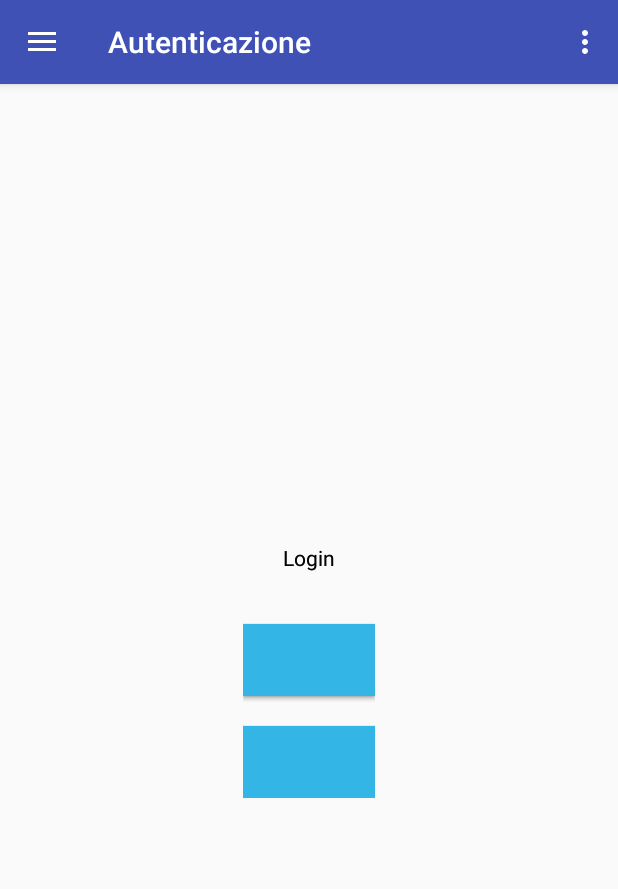
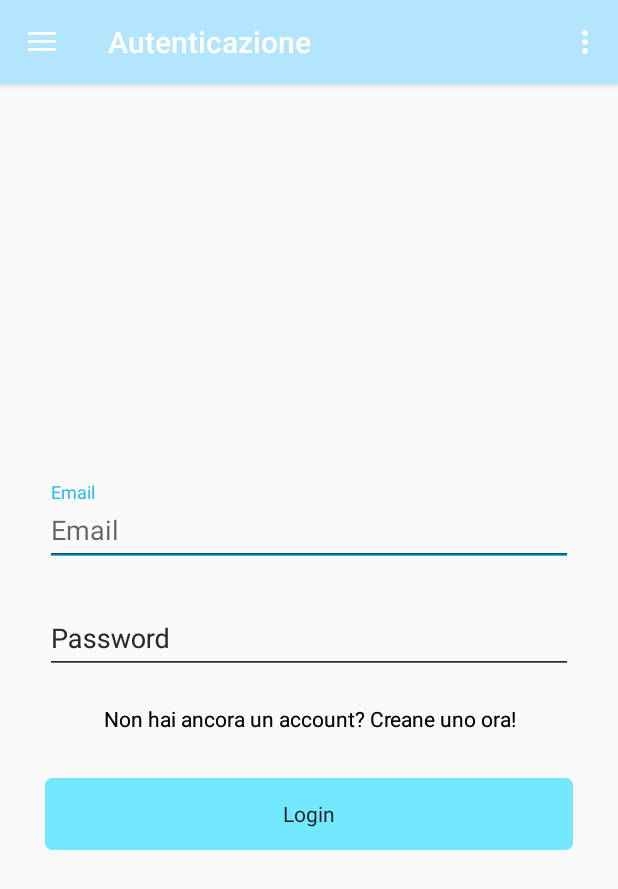
Before and after one commit to lukluca/Android_CloudFirestone, an Android app: the screen it shows after launch (MainActivity), in the side drawer, after a tap on "Gallery", on a phone screen of 412 x 824 dp. Shown: the top 889 px of the screen. Run offline under Robolectric (Android 15) with nearby library versions, the phone set to English and light mode, and no system bars; our stand-ins replace Firebase (no records; nobody signed in at launch, a user with empty details on screens opened directly).

Commit message:
Added Layout for login page and navigation management

```diff
--- /dev/null
+++ b/app/src/main/java/cloudfirestone/infrastructure/navigation/DestinationFragment.kt
@@ -0,0 +1,6 @@
+package cloudfirestone.infrastructure.navigation
+
+enum class DestinationFragment {
+    AUTHENTICATION,
+    NEW_ACCOUNT
+}
--- /dev/null
+++ b/app/src/main/java/cloudfirestone/infrastructure/navigation/listener/NavigationListener.kt
@@ -0,0 +1,15 @@
+package cloudfirestone.infrastructure.navigation.listener
+
+import cloudfirestone.infrastructure.navigation.DestinationFragment
+
+interface NavigationListener {
+
+    fun navigateTo(destinationFragment: DestinationFragment)
+
+}
+
+interface OnNavigateButtonClickListener {
+
+    fun onNavigateClick(destinationFragment: DestinationFragment)
+
+}
--- a/app/src/main/java/cloudfirestone/infrastructure/network/authentication/login/LoginAPI.kt
+++ b/app/src/main/java/cloudfirestone/infrastructure/network/authentication/login/LoginAPI.kt
@@ -1,7 +1,10 @@
 package cloudfirestone.infrastructure.network.authentication.login
 
 import cloudfirestone.infrastructure.dataclass.UserInterface
+import cloudfirestone.infrastructure.network.listener.NetworkListener
 
 interface LoginAPI {
-    fun login(email: String, password: String, success: (user: UserInterface) -> Unit, error: (r: LoginError) -> Unit)
+    fun login(email: String, password: String, listener: LoginListener)
 }
+
+typealias LoginListener = NetworkListener<UserInterface, LoginError>
--- a/app/src/main/java/cloudfirestone/sections/MainActivity.kt
+++ b/app/src/main/java/cloudfirestone/sections/MainActivity.kt
@@ -11,10 +11,13 @@ import android.view.MenuItem
 import cloudfirestone.sections.authentication.AuthenticationFragment
 import com.tagliabue.cloudfirestone.R
 import cloudfirestone.infrastructure.firebase.network.FireBaseAPIManager
+import cloudfirestone.infrastructure.navigation.DestinationFragment
+import cloudfirestone.infrastructure.navigation.listener.NavigationListener
+import cloudfirestone.sections.authentication.NewAccountFragment
 import kotlinx.android.synthetic.main.activity_main.*
 import kotlinx.android.synthetic.main.app_bar_main.*
 
-class MainActivity: AppCompatActivity(), NavigationView.OnNavigationItemSelectedListener {
+class MainActivity : AppCompatActivity(), NavigationView.OnNavigationItemSelectedListener, NavigationListener {
 
     private val apiManager = FireBaseAPIManager()
 
@@ -71,43 +74,60 @@ class MainActivity: AppCompatActivity(), NavigationView.OnNavigationItemSelected
     override fun onNavigationItemSelected(item: MenuItem): Boolean {
         // Handle navigation view item clicks here.
 
+        when (item.itemId) {
+            R.id.authentication -> {
+                navigateTo(DestinationFragment.AUTHENTICATION)
+            }
+            R.id.nav_gallery -> {
+                navigateTo(DestinationFragment.AUTHENTICATION)
+
+            }
+            R.id.nav_slideshow -> {
+                navigateTo(DestinationFragment.AUTHENTICATION)
+
+            }
+            R.id.nav_manage -> {
+                navigateTo(DestinationFragment.AUTHENTICATION)
+            }
+            R.id.nav_share -> {
+                navigateTo(DestinationFragment.AUTHENTICATION)
+            }
+            R.id.nav_send -> {
+                navigateTo(DestinationFragment.AUTHENTICATION)
+            }
+            else -> {
+                navigateTo(DestinationFragment.AUTHENTICATION)
+            }
+        }
+
+        drawer_layout.closeDrawer(GravityCompat.START)
+        return true
+    }
+
+    override fun navigateTo(destinationFragment: DestinationFragment) {
+
         val fragmentManager = supportFragmentManager
         val fragmentTransaction = fragmentManager.beginTransaction()
 
-        val fragment: Fragment = when (item.itemId) {
-            R.id.authentication -> {
+        val fragment: Fragment = when (destinationFragment) {
+
+            DestinationFragment.AUTHENTICATION -> {
                 val authenticationFragment = AuthenticationFragment()
-
                 authenticationFragment.authenticationAPI = this.apiManager
+                authenticationFragment.navigationListener = this
 
                 authenticationFragment
             }
-            R.id.nav_gallery -> {
-                AuthenticationFragment()
 
+            DestinationFragment.NEW_ACCOUNT -> {
+                val newAccountFragment = NewAccountFragment()
+
+                newAccountFragment
             }
-            R.id.nav_slideshow -> {
-                AuthenticationFragment()
 
-            }
-            R.id.nav_manage -> {
-                AuthenticationFragment()
-            }
-            R.id.nav_share -> {
-                AuthenticationFragment()
-            }
-            R.id.nav_send -> {
-                AuthenticationFragment()
-            }
-            else -> {
-                AuthenticationFragment()
-            }
         }
 
         fragmentTransaction.add(R.id.main_fragment_container, fragment)
         fragmentTransaction.commit()
-
-        drawer_layout.closeDrawer(GravityCompat.START)
-        return true
     }
 }
--- a/app/src/main/java/cloudfirestone/sections/authentication/AuthenticationFragment.kt
+++ b/app/src/main/java/cloudfirestone/sections/authentication/AuthenticationFragment.kt
@@ -3,15 +3,19 @@ package cloudfirestone.sections.authentication
 import android.os.Bundle
 import android.support.v4.app.Fragment
 import android.view.*
+import cloudfirestone.infrastructure.navigation.DestinationFragment
+import cloudfirestone.infrastructure.navigation.listener.NavigationListener
+import cloudfirestone.infrastructure.navigation.listener.OnNavigateButtonClickListener
 import cloudfirestone.infrastructure.network.authentication.AuthenticationAPI
 import cloudfirestone.sections.MainActivity
 import com.tagliabue.cloudfirestone.R
 import kotlinx.android.synthetic.main.authentication_fragment.*
 
 
-class AuthenticationFragment: Fragment() {
+class AuthenticationFragment: Fragment(), OnNavigateButtonClickListener {
 
     var authenticationAPI: AuthenticationAPI? = null
+    var navigationListener: NavigationListener? = null
 
     override fun onCreateView(
             inflater: LayoutInflater,
@@ -30,6 +34,7 @@ class AuthenticationFragment: Fragment() {
         super.onActivityCreated(savedInstanceState)
 
         login_button.loginAPI = authenticationAPI
+        create_new_account_button.navigationListener = this
     }
 
     override fun onDestroyView() {
@@ -37,4 +42,8 @@ class AuthenticationFragment: Fragment() {
 
         login_button.loginAPI = null
     }
+
+    override fun onNavigateClick(destinationFragment: DestinationFragment) {
+        this.navigationListener?.navigateTo(destinationFragment)
+    }
 }
--- /dev/null
+++ b/app/src/main/java/cloudfirestone/sections/authentication/NewAccountFragment.kt
@@ -0,0 +1,6 @@
+package cloudfirestone.sections.authentication
+
+import android.support.v4.app.Fragment
+
+class NewAccountFragment: Fragment() {
+}
--- /dev/null
+++ b/app/src/main/java/cloudfirestone/sections/authentication/buttons/NavigateToNewAccountButton.kt
@@ -0,0 +1,31 @@
+package cloudfirestone.sections.authentication.buttons
+
+import android.content.Context
+import android.support.v7.widget.AppCompatButton
+import android.util.AttributeSet
+import android.view.View
+import cloudfirestone.infrastructure.navigation.DestinationFragment
+import cloudfirestone.infrastructure.navigation.listener.OnNavigateButtonClickListener
+import com.tagliabue.cloudfirestone.R
+
+class NavigateToNewAccountButton: AppCompatButton, View.OnClickListener {
+
+    var navigationListener: OnNavigateButtonClickListener? = null
+
+    override fun onClick(v: View?) {
+
+        this.navigationListener?.onNavigateClick(DestinationFragment.NEW_ACCOUNT)
+
+    }
+
+    constructor(context: Context) : this(context, null)
+    constructor(context: Context, attrs: AttributeSet?) : this(context, attrs, 0)
+    constructor(context: Context, attrs: AttributeSet?, defStyleAttr: Int) : super(context, attrs, defStyleAttr) {
+        init()
+    }
+
+    private fun init() {
+        this.text = context.resources.getString(R.string.new_account_need)
+        this.setOnClickListener(this)
+    }
+}
--- /dev/null
+++ b/app/src/main/res/drawable/accent_light_round_corner_button.xml
@@ -0,0 +1,7 @@
+<?xml version="1.0" encoding="utf-8"?>
+<shape xmlns:android="http://schemas.android.com/apk/res/android" android:shape="rectangle">
+
+    <solid android:color="@color/accentLight"/>
+    <corners android:radius="5dp"/>
+
+</shape>
--- a/app/src/main/res/layout/authentication_fragment.xml
+++ b/app/src/main/res/layout/authentication_fragment.xml
@@ -1,37 +1,62 @@
 <?xml version="1.0" encoding="utf-8"?>
 <android.support.v7.widget.LinearLayoutCompat
+    xmlns:android="http://schemas.android.com/apk/res/android"
     xmlns:app="http://schemas.android.com/apk/res-auto"
-    xmlns:android="http://schemas.android.com/apk/res/android"
-    android:layout_width="wrap_content"
+    xmlns:tools="http://schemas.android.com/tools"
+    android:layout_width="match_parent"
     android:layout_height="wrap_content"
-    xmlns:tools="http://schemas.android.com/tools"
+    android:layout_gravity="center"
     android:orientation="vertical"
-    android:layout_gravity="center"
-    android:gravity="center"
+    android:paddingStart="30dp"
+    android:paddingEnd="30dp"
     tools:background="@android:color/holo_red_dark">
+
+    <!--  Email Label -->
+    <android.support.design.widget.TextInputLayout
+        android:layout_width="match_parent"
+        android:layout_height="wrap_content"
+        android:layout_marginTop="8dp"
+        android:layout_marginBottom="8dp">
+        <EditText android:id="@+id/input_email"
+            android:layout_width="match_parent"
+            android:layout_height="wrap_content"
+            android:hint="@string/email"
+            android:inputType="textEmailAddress"
+            android:autofillHints="emailAddress"
+            tools:targetApi="o"/>
+    </android.support.design.widget.TextInputLayout>
+
+    <!--  Password Label -->
+    <android.support.design.widget.TextInputLayout
+        android:layout_width="match_parent"
+        android:layout_height="wrap_content"
+        android:layout_marginTop="8dp"
+        android:layout_marginBottom="20dp">
+        <EditText android:id="@+id/input_password"
+            android:layout_width="match_parent"
+            android:layout_height="wrap_content"
+            android:hint="@string/password"
+            android:inputType="textPassword"
+            android:autofillHints="password"
+            tools:targetApi="o" />
+    </android.support.design.widget.TextInputLayout>
+
+    <cloudfirestone.sections.authentication.buttons.NavigateToNewAccountButton
+        android:id="@+id/create_new_account_button"
+        android:layout_width="fill_parent"
+        android:layout_height="wrap_content"
+        android:layout_marginBottom="30dp"
+        android:gravity="center" />
 
     <cloudfirestone.sections.authentication.buttons.LoginButton
         android:id="@+id/login_button"
+        android:layout_width="match_parent"
+        android:layout_height="48dp"
+        android:foreground="?attr/selectableItemBackground"
+        android:background="@drawable/accent_light_round_corner_button"
         android:gravity="center"
-        android:layout_width="wrap_content"
-        android:layout_height="48dp"
-        android:layout_marginBottom="20dp"
-        android:background="?android:attr/selectableItemBackground"
         android:paddingStart="10dp"
         android:paddingEnd="10dp"
         app:elevation="10dp"/>
 
-    <android.support.v7.widget.AppCompatButton
-        android:layout_width="wrap_content"
-        android:layout_height="48dp"
-        tools:text="Fake"
-        android:layout_marginBottom="20dp"
-        android:background="@android:color/holo_blue_light"/>
-
-    <android.support.v7.widget.AppCompatButton
-        android:layout_width="wrap_content"
-        android:layout_height="48dp"
-        tools:text="Fake"
-        android:background="@android:color/holo_blue_light"/>
-
 </android.support.v7.widget.LinearLayoutCompat>
--- a/app/src/main/res/values/colors.xml
+++ b/app/src/main/res/values/colors.xml
@@ -1,6 +1,12 @@
 <?xml version="1.0" encoding="utf-8"?>
 <resources>
-    <color name="colorPrimary">#3F51B5</color>
-    <color name="colorPrimaryDark">#303F9F</color>
-    <color name="colorAccent">#FF4081</color>
+    <color name="primary">#b3e5fc</color>
+    <color name="primaryLight">#e6ffff</color>
+    <color name="primaryDark">#82b3c9</color>
+    <color name="accent">#29b6f6</color>
+    <color name="accentLight">#73e8ff</color>
+    <color name="accentDark">#0086c3</color>
 </resources>
+
+<!-- https://material.io/tools/color/#!/?view.left=0&view.right=0&primary.color=B3E5FC&secondary.color=B2EBF2 -->
+    <!-- accent color is secondary color -->
--- a/app/src/main/res/values/strings.xml
+++ b/app/src/main/res/values/strings.xml
@@ -8,4 +8,7 @@
     <string name="action_settings">Settings</string>
     <string name="menu_authentication">Autenticazione</string>
     <string name="login_button">Login</string>
+    <string name="password">Password</string>
+    <string name="email">Email</string>
+    <string name="new_account_need">Non hai ancora un account? Creane uno ora!</string>
 </resources>
--- a/app/src/main/res/values/styles.xml
+++ b/app/src/main/res/values/styles.xml
@@ -3,9 +3,9 @@
     <!-- Base application theme. -->
     <style name="AppTheme" parent="Theme.AppCompat.Light.DarkActionBar">
         <!-- Customize your theme here. -->
-        <item name="colorPrimary">@color/colorPrimary</item>
-        <item name="colorPrimaryDark">@color/colorPrimaryDark</item>
-        <item name="colorAccent">@color/colorAccent</item>
+        <item name="colorPrimary">@color/primary</item>
+        <item name="colorPrimaryDark">@color/primaryDark</item>
+        <item name="colorAccent">@color/accent</item>
     </style>
 
     <style name="AppTheme.NoActionBar">
--- a/build.gradle
+++ b/build.gradle
@@ -7,7 +7,7 @@ buildscript {
         jcenter()
     }
     dependencies {
-        classpath 'com.android.tools.build:gradle:3.2.0'
+        classpath 'com.android.tools.build:gradle:3.2.1'
         classpath "org.jetbrains.kotlin:kotlin-gradle-plugin:$kotlin_version"
         classpath 'com.google.gms:google-services:4.0.1'
 
```
Also changed, not shown: app/src/main/java/cloudfirestone/infrastructure/firebase/network/FireBaseAPIManager.kt (+6 -9 lines), app/src/main/java/cloudfirestone/infrastructure/network/listener/NetworkListener.kt (added, +7 -0 lines), app/src/main/java/cloudfirestone/sections/authentication/buttons/LoginButton.kt (+13 -16 lines).
